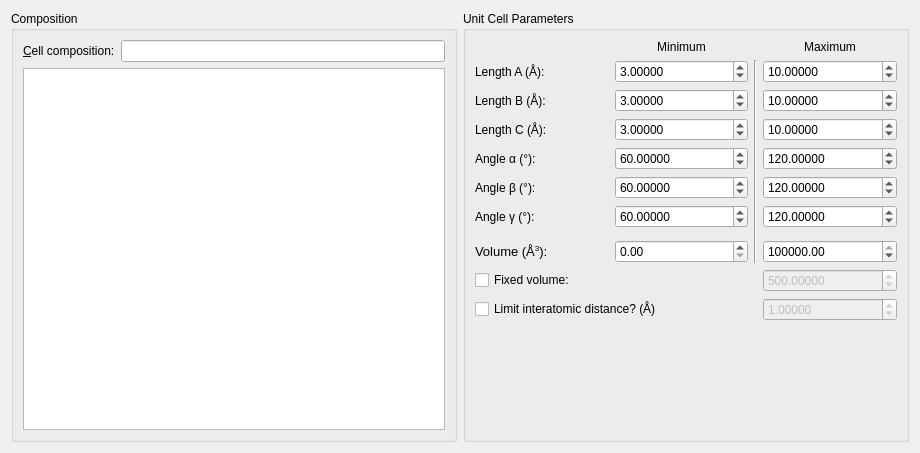
Above: src/gapc/ui/tab_init.ui from xtalopt/XtalOpt before the change. Below: the same form after it.
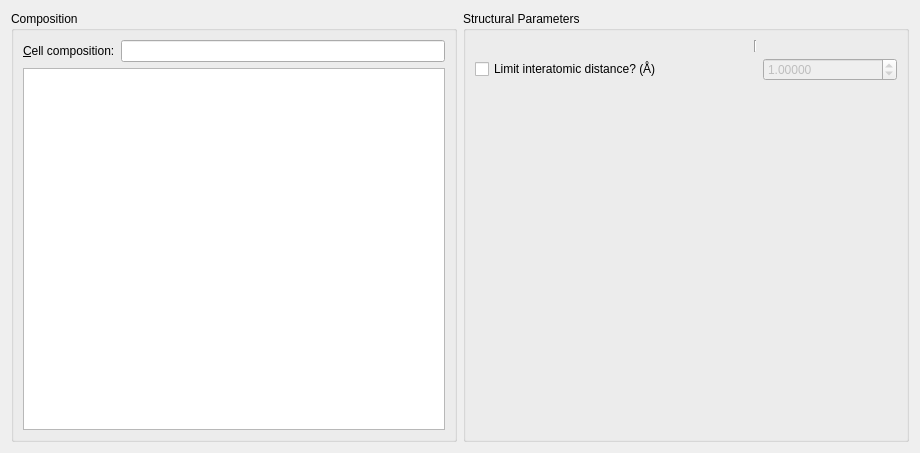
That is the form after the change.

Commit message: Update GAPC's initialization UI

```diff
--- a/src/gapc/ui/tab_init.ui
+++ b/src/gapc/ui/tab_init.ui
@@ -51,364 +51,17 @@
    <item row="0" column="1">
     <widget class="QGroupBox" name="groupBox">
      <property name="title">
-      <string>Unit Cell Parameters</string>
+      <string>Structural Parameters</string>
      </property>
      <layout class="QGridLayout" name="gridLayout_3">
-      <item row="2" column="0">
-       <widget class="QLabel" name="label_3">
-        <property name="text">
-         <string>Length B (Å):</string>
-        </property>
-        <property name="buddy">
-         <cstring>spin_b_min</cstring>
-        </property>
-       </widget>
-      </item>
-      <item row="3" column="0">
-       <widget class="QLabel" name="label_2">
-        <property name="text">
-         <string>Length C (Å):</string>
-        </property>
-        <property name="buddy">
-         <cstring>spin_c_min</cstring>
-        </property>
-       </widget>
-      </item>
-      <item row="4" column="0">
-       <widget class="QLabel" name="label_4">
-        <property name="text">
-         <string>Angle α (°):</string>
-        </property>
-        <property name="buddy">
-         <cstring>spin_alpha_min</cstring>
-        </property>
-       </widget>
-      </item>
-      <item row="1" column="0">
-       <widget class="QLabel" name="label_5">
-        <property name="text">
-         <string>Length A (Å):</string>
-        </property>
-        <property name="buddy">
-         <cstring>spin_a_min</cstring>
-        </property>
-       </widget>
-      </item>
-      <item row="1" column="1">
-       <widget class="QDoubleSpinBox" name="spin_a_min">
-        <property name="decimals">
-         <number>5</number>
-        </property>
-        <property name="singleStep">
-         <double>0.100000000000000</double>
-        </property>
-        <property name="value">
-         <double>3.000000000000000</double>
-        </property>
-       </widget>
-      </item>
-      <item row="2" column="1">
-       <widget class="QDoubleSpinBox" name="spin_b_min">
-        <property name="decimals">
-         <number>5</number>
-        </property>
-        <property name="singleStep">
-         <double>0.100000000000000</double>
-        </property>
-        <property name="value">
-         <double>3.000000000000000</double>
-        </property>
-       </widget>
-      </item>
-      <item row="3" column="1">
-       <widget class="QDoubleSpinBox" name="spin_c_min">
-        <property name="decimals">
-         <number>5</number>
-        </property>
-        <property name="singleStep">
-         <double>0.100000000000000</double>
-        </property>
-        <property name="value">
-         <double>3.000000000000000</double>
-        </property>
-       </widget>
-      </item>
-      <item row="4" column="1">
-       <widget class="QDoubleSpinBox" name="spin_alpha_min">
-        <property name="decimals">
-         <number>5</number>
-        </property>
-        <property name="maximum">
-         <double>180.000000000000000</double>
-        </property>
-        <property name="singleStep">
-         <double>0.100000000000000</double>
-        </property>
-        <property name="value">
-         <double>60.000000000000000</double>
-        </property>
-       </widget>
-      </item>
-      <item row="1" column="3">
-       <widget class="QDoubleSpinBox" name="spin_a_max">
-        <property name="decimals">
-         <number>5</number>
-        </property>
-        <property name="maximum">
-         <double>9999.989999999999782</double>
-        </property>
-        <property name="singleStep">
-         <double>0.100000000000000</double>
-        </property>
-        <property name="value">
-         <double>10.000000000000000</double>
-        </property>
-       </widget>
-      </item>
-      <item row="2" column="3">
-       <widget class="QDoubleSpinBox" name="spin_b_max">
-        <property name="decimals">
-         <number>5</number>
-        </property>
-        <property name="maximum">
-         <double>9999.989999999999782</double>
-        </property>
-        <property name="singleStep">
-         <double>0.100000000000000</double>
-        </property>
-        <property name="value">
-         <double>10.000000000000000</double>
-        </property>
-       </widget>
-      </item>
-      <item row="3" column="3">
-       <widget class="QDoubleSpinBox" name="spin_c_max">
-        <property name="decimals">
-         <number>5</number>
-        </property>
-        <property name="maximum">
-         <double>9999.989999999999782</double>
-        </property>
-        <property name="singleStep">
-         <double>0.100000000000000</double>
-        </property>
-        <property name="value">
-         <double>10.000000000000000</double>
-        </property>
-       </widget>
-      </item>
-      <item row="4" column="3">
-       <widget class="QDoubleSpinBox" name="spin_alpha_max">
-        <property name="decimals">
-         <number>5</number>
-        </property>
-        <property name="maximum">
-         <double>180.000000000000000</double>
-        </property>
-        <property name="singleStep">
-         <double>0.100000000000000</double>
-        </property>
-        <property name="value">
-         <double>120.000000000000000</double>
-        </property>
-       </widget>
-      </item>
-      <item row="0" column="1">
-       <widget class="QLabel" name="label_6">
-        <property name="sizePolicy">
-         <sizepolicy hsizetype="Minimum" vsizetype="Fixed">
-          <horstretch>0</horstretch>
-          <verstretch>0</verstretch>
-         </sizepolicy>
-        </property>
-        <property name="text">
-         <string>Minimum</string>
-        </property>
-        <property name="alignment">
-         <set>Qt::AlignCenter</set>
-        </property>
-       </widget>
-      </item>
-      <item row="0" column="3">
-       <widget class="QLabel" name="label_7">
-        <property name="text">
-         <string>Maximum</string>
-        </property>
-        <property name="alignment">
-         <set>Qt::AlignCenter</set>
-        </property>
-       </widget>
-      </item>
-      <item row="5" column="0">
-       <widget class="QLabel" name="label_8">
-        <property name="text">
-         <string>Angle β (°):</string>
-        </property>
-        <property name="buddy">
-         <cstring>spin_beta_min</cstring>
-        </property>
-       </widget>
-      </item>
-      <item row="8" column="0">
-       <widget class="QLabel" name="label_10">
-        <property name="text">
-         <string>&lt;!DOCTYPE HTML PUBLIC &quot;-//W3C//DTD HTML 4.0//EN&quot; &quot;http://www.w3.org/TR/REC-html40/strict.dtd&quot;&gt;
-&lt;html&gt;&lt;head&gt;&lt;meta name=&quot;qrichtext&quot; content=&quot;1&quot; /&gt;&lt;style type=&quot;text/css&quot;&gt;
-p, li { white-space: pre-wrap; }
-&lt;/style&gt;&lt;/head&gt;&lt;body style=&quot; font-family:'Sans Serif'; font-size:10pt; font-weight:400; font-style:normal;&quot;&gt;
-&lt;p style=&quot; margin-top:0px; margin-bottom:0px; margin-left:0px; margin-right:0px; -qt-block-indent:0; text-indent:0px;&quot;&gt;Volume (Å&lt;span style=&quot; vertical-align:super;&quot;&gt;3&lt;/span&gt;):&lt;/p&gt;&lt;/body&gt;&lt;/html&gt;</string>
-        </property>
-        <property name="buddy">
-         <cstring>spin_vol_min</cstring>
-        </property>
-       </widget>
-      </item>
-      <item row="5" column="1">
-       <widget class="QDoubleSpinBox" name="spin_beta_min">
-        <property name="decimals">
-         <number>5</number>
-        </property>
-        <property name="maximum">
-         <double>180.000000000000000</double>
-        </property>
-        <property name="singleStep">
-         <double>0.100000000000000</double>
-        </property>
-        <property name="value">
-         <double>60.000000000000000</double>
-        </property>
-       </widget>
-      </item>
-      <item row="6" column="1">
-       <widget class="QDoubleSpinBox" name="spin_gamma_min">
-        <property name="decimals">
-         <number>5</number>
-        </property>
-        <property name="maximum">
-         <double>180.000000000000000</double>
-        </property>
-        <property name="singleStep">
-         <double>0.100000000000000</double>
-        </property>
-        <property name="value">
-         <double>60.000000000000000</double>
-        </property>
-       </widget>
-      </item>
-      <item row="8" column="1">
-       <widget class="QDoubleSpinBox" name="spin_vol_min">
-        <property name="decimals">
-         <number>2</number>
-        </property>
-        <property name="maximum">
-         <double>1000000.000000000000000</double>
-        </property>
-        <property name="singleStep">
-         <double>1.000000000000000</double>
-        </property>
-        <property name="value">
-         <double>0.000000000000000</double>
-        </property>
-       </widget>
-      </item>
-      <item row="5" column="3">
-       <widget class="QDoubleSpinBox" name="spin_beta_max">
-        <property name="decimals">
-         <number>5</number>
-        </property>
-        <property name="maximum">
-         <double>180.000000000000000</double>
-        </property>
-        <property name="singleStep">
-         <double>0.100000000000000</double>
-        </property>
-        <property name="value">
-         <double>120.000000000000000</double>
-        </property>
-       </widget>
-      </item>
-      <item row="8" column="3">
-       <widget class="QDoubleSpinBox" name="spin_vol_max">
-        <property name="decimals">
-         <number>2</number>
-        </property>
-        <property name="maximum">
-         <double>1000000.000000000000000</double>
-        </property>
-        <property name="singleStep">
-         <double>1.000000000000000</double>
-        </property>
-        <property name="value">
-         <double>1000000.000000000000000</double>
-        </property>
-       </widget>
-      </item>
-      <item row="6" column="3">
-       <widget class="QDoubleSpinBox" name="spin_gamma_max">
-        <property name="decimals">
-         <number>5</number>
-        </property>
-        <property name="maximum">
-         <double>180.000000000000000</double>
-        </property>
-        <property name="singleStep">
-         <double>0.100000000000000</double>
-        </property>
-        <property name="value">
-         <double>120.000000000000000</double>
-        </property>
-       </widget>
-      </item>
-      <item row="6" column="0">
-       <widget class="QLabel" name="label_11">
-        <property name="text">
-         <string>Angle γ (°):</string>
-        </property>
-        <property name="buddy">
-         <cstring>spin_gamma_min</cstring>
-        </property>
-       </widget>
-      </item>
-      <item row="1" column="2" rowspan="8">
+      <item row="0" column="2" rowspan="3">
        <widget class="Line" name="line">
         <property name="orientation">
          <enum>Qt::Vertical</enum>
         </property>
        </widget>
       </item>
-      <item row="10" column="3">
-       <widget class="QDoubleSpinBox" name="spin_fixedVolume">
-        <property name="enabled">
-         <bool>false</bool>
-        </property>
-        <property name="toolTip">
-         <string>Use this to specify a starting volume for the structure before optimizing.</string>
-        </property>
-        <property name="decimals">
-         <number>5</number>
-        </property>
-        <property name="maximum">
-         <double>999999.000000000000000</double>
-        </property>
-        <property name="singleStep">
-         <double>0.100000000000000</double>
-        </property>
-        <property name="value">
-         <double>500.000000000000000</double>
-        </property>
-       </widget>
-      </item>
-      <item row="10" column="0" colspan="2">
-       <widget class="QCheckBox" name="cb_fixedVolume">
-        <property name="toolTip">
-         <string>Use this to specify a starting volume for the structure before optimizing.</string>
-        </property>
-        <property name="text">
-         <string>Fixed volume:</string>
-        </property>
-       </widget>
-      </item>
-      <item row="11" column="0" colspan="2">
+      <item row="4" column="0" colspan="2">
        <widget class="QCheckBox" name="cb_shortestInteratomicDistance">
         <property name="toolTip">
          <string>Use this to limit the shortest interatomic distance between atoms. This ensures that atoms aren't overlapping.</string>
@@ -418,7 +71,7 @@
         </property>
        </widget>
       </item>
-      <item row="11" column="3">
+      <item row="4" column="3">
        <widget class="QDoubleSpinBox" name="spin_shortestInteratomicDistance">
         <property name="enabled">
          <bool>false</bool>
@@ -440,7 +93,7 @@
         </property>
        </widget>
       </item>
-      <item row="12" column="3">
+      <item row="5" column="3">
        <spacer name="verticalSpacer_2">
         <property name="orientation">
          <enum>Qt::Vertical</enum>
```
Left out of the diff: 80 changed lines with no effect on the pictures.
